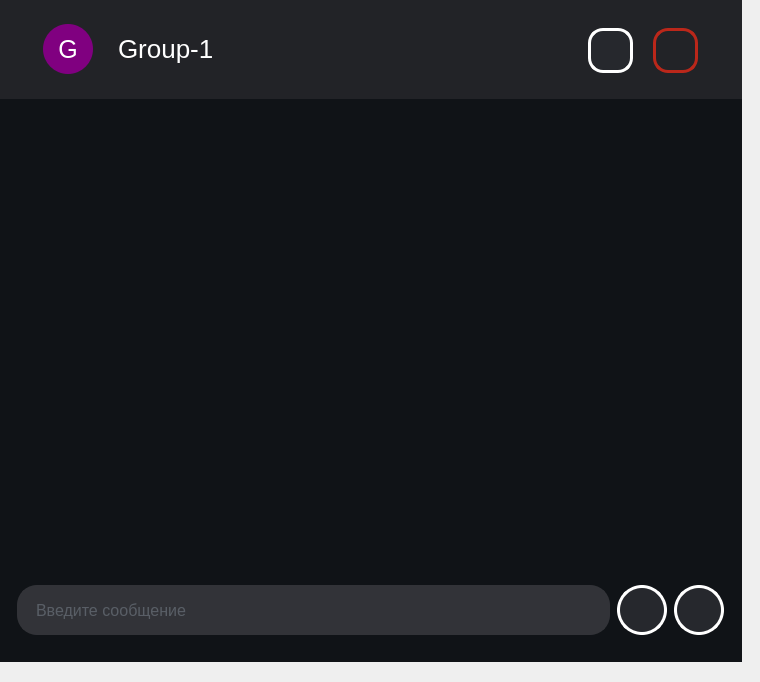
The window that Zcord/GUI/Chat/Chat.ui (DmitryGorny/Zcord) describes before a commit, drawn with Qt 5.
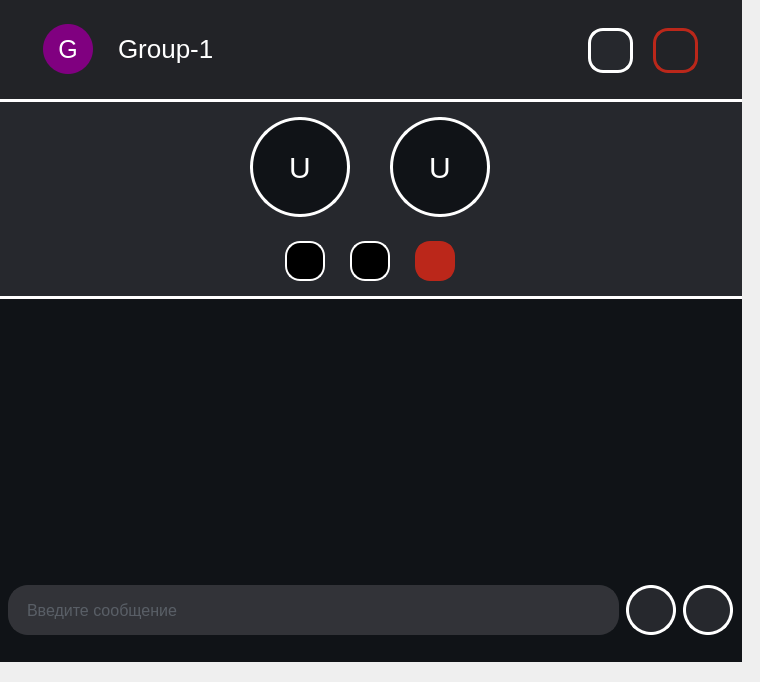
The same window after the commit. Icons and pictures are not drawn.

Diff of the .ui file:
```diff
--- a/Zcord/GUI/Chat/Chat.ui
+++ b/Zcord/GUI/Chat/Chat.ui
@@ -22,7 +22,7 @@
      <height>681</height>
     </rect>
    </property>
-   <layout class="QHBoxLayout" name="MAIN_ChatLayout" stretch="0,0">
+   <layout class="QHBoxLayout" name="MAIN_ChatLayout" stretch="0">
     <property name="spacing">
      <number>0</number>
     </property>
@@ -43,9 +43,9 @@
       <property name="styleSheet">
        <string notr="true">background-color:rgba(16,19,23,255);</string>
       </property>
-      <layout class="QVBoxLayout" name="verticalLayout_2" stretch="0,8,1">
+      <layout class="QVBoxLayout" name="verticalLayout_2" stretch="0,0">
        <property name="spacing">
-        <number>20</number>
+        <number>0</number>
        </property>
        <property name="leftMargin">
         <number>0</number>
@@ -245,18 +245,307 @@
         </widget>
        </item>
        <item>
-        <widget class="QFrame" name="MessahesInChat">
-         <layout class="QVBoxLayout" name="verticalLayout_5">
+        <widget class="QFrame" name="ChatLayout">
+         <property name="sizePolicy">
+          <sizepolicy hsizetype="Preferred" vsizetype="Preferred">
+           <horstretch>0</horstretch>
+           <verstretch>0</verstretch>
+          </sizepolicy>
+         </property>
+         <property name="minimumSize">
+          <size>
+           <width>0</width>
+           <height>0</height>
+          </size>
+         </property>
+         <layout class="QVBoxLayout" name="verticalLayout_7">
+          <property name="spacing">
+           <number>0</number>
+          </property>
           <property name="leftMargin">
-           <number>45</number>
+           <number>0</number>
+          </property>
+          <property name="topMargin">
+           <number>0</number>
           </property>
           <property name="rightMargin">
-           <number>45</number>
+           <number>0</number>
           </property>
           <item>
-           <widget class="QListWidget" name="ChatScroll">
+           <widget class="QFrame" name="Call">
+            <property name="sizePolicy">
+             <sizepolicy hsizetype="Preferred" vsizetype="Fixed">
+              <horstretch>0</horstretch>
+              <verstretch>0</verstretch>
+             </sizepolicy>
+            </property>
+            <property name="minimumSize">
+             <size>
+              <width>0</width>
+              <height>200</height>
+             </size>
+            </property>
             <property name="styleSheet">
-             <string notr="true">QListWidget {
+             <string notr="true">QFrame{
+background-color:rgba(38,40,45,255);
+border-top:3px solid white;
+border-bottom:3px solid white;
+}
+
+QPushButton {
+	border:3px solid white;
+	border-radius:50%;
+	color:white;
+	font-size:30px;
+}</string>
+            </property>
+            <layout class="QVBoxLayout" name="verticalLayout">
+             <property name="spacing">
+              <number>0</number>
+             </property>
+             <property name="leftMargin">
+              <number>0</number>
+             </property>
+             <property name="topMargin">
+              <number>0</number>
+             </property>
+             <property name="rightMargin">
+              <number>0</number>
+             </property>
+             <property name="bottomMargin">
+              <number>0</number>
+             </property>
+             <item alignment="Qt::AlignHCenter">
+              <widget class="QFrame" name="wrapperForUsers">
+               <property name="sizePolicy">
+                <sizepolicy hsizetype="Fixed" vsizetype="Fixed">
+                 <horstretch>0</horstretch>
+                 <verstretch>0</verstretch>
+                </sizepolicy>
+               </property>
+               <property name="styleSheet">
+                <string notr="true">QFrame {
+border:none;
+}</string>
+               </property>
+               <layout class="QHBoxLayout" name="horizontalLayout_4">
+                <property name="spacing">
+                 <number>40</number>
+                </property>
+                <item>
+                 <widget class="QPushButton" name="User2_icon">
+                  <property name="sizePolicy">
+                   <sizepolicy hsizetype="Fixed" vsizetype="Fixed">
+                    <horstretch>0</horstretch>
+                    <verstretch>0</verstretch>
+                   </sizepolicy>
+                  </property>
+                  <property name="minimumSize">
+                   <size>
+                    <width>100</width>
+                    <height>100</height>
+                   </size>
+                  </property>
+                  <property name="maximumSize">
+                   <size>
+                    <width>16777215</width>
+                    <height>16777215</height>
+                   </size>
+                  </property>
+                  <property name="text">
+                   <string>U</string>
+                  </property>
+                 </widget>
+                </item>
+                <item alignment="Qt::AlignHCenter">
+                 <widget class="QPushButton" name="User1_icon">
+                  <property name="sizePolicy">
+                   <sizepolicy hsizetype="Fixed" vsizetype="Fixed">
+                    <horstretch>0</horstretch>
+                    <verstretch>0</verstretch>
+                   </sizepolicy>
+                  </property>
+                  <property name="minimumSize">
+                   <size>
+                    <width>100</width>
+                    <height>100</height>
+                   </size>
+                  </property>
+                  <property name="styleSheet">
+                   <string notr="true">color:white;</string>
+                  </property>
+                  <property name="text">
+                   <string>U</string>
+                  </property>
+                 </widget>
+                </item>
+               </layout>
+              </widget>
+             </item>
+             <item alignment="Qt::AlignHCenter">
+              <widget class="QFrame" name="horizontalFrame">
+               <property name="sizePolicy">
+                <sizepolicy hsizetype="Fixed" vsizetype="Fixed">
+                 <horstretch>0</horstretch>
+                 <verstretch>0</verstretch>
+                </sizepolicy>
+               </property>
+               <property name="styleSheet">
+                <string notr="true">QFrame {
+border:none;
+}
+
+QPushButton {
+	border:3px solid orange;
+	border-radius:15%;
+	color:white;
+	font-size:30px;
+}</string>
+               </property>
+               <layout class="QHBoxLayout" name="wrapperForButtons">
+                <property name="spacing">
+                 <number>25</number>
+                </property>
+                <item>
+                 <widget class="QPushButton" name="muteHeadphones">
+                  <property name="sizePolicy">
+                   <sizepolicy hsizetype="Fixed" vsizetype="Fixed">
+                    <horstretch>0</horstretch>
+                    <verstretch>0</verstretch>
+                   </sizepolicy>
+                  </property>
+                  <property name="minimumSize">
+                   <size>
+                    <width>40</width>
+                    <height>40</height>
+                   </size>
+                  </property>
+                  <property name="maximumSize">
+                   <size>
+                    <width>40</width>
+                    <height>40</height>
+                   </size>
+                  </property>
+                  <property name="styleSheet">
+                   <string notr="true">
+border:2px solid white;
+background-color:black;</string>
+                  </property>
+                  <property name="text">
+                   <string/>
+                  </property>
+                  <property name="icon">
+                   <iconset resource="../res-rec.qrc">
+                    <normaloff>:/icons/icon/mic_off_28dp_FFFFFF_FILL0_wght400_GRAD0_opsz24.svg</normaloff>:/icons/icon/mic_off_28dp_FFFFFF_FILL0_wght400_GRAD0_opsz24.svg</iconset>
+                  </property>
+                  <property name="iconSize">
+                   <size>
+                    <width>28</width>
+                    <height>28</height>
+                   </size>
+                  </property>
+                 </widget>
+                </item>
+                <item>
+                 <widget class="QPushButton" name="muteMic">
+                  <property name="sizePolicy">
+                   <sizepolicy hsizetype="Fixed" vsizetype="Fixed">
+                    <horstretch>0</horstretch>
+                    <verstretch>0</verstretch>
+                   </sizepolicy>
+                  </property>
+                  <property name="minimumSize">
+                   <size>
+                    <width>40</width>
+                    <height>40</height>
+                   </size>
+                  </property>
+                  <property name="maximumSize">
+                   <size>
+                    <width>40</width>
+                    <height>40</height>
+                   </size>
+                  </property>
+                  <property name="styleSheet">
+                   <string notr="true">border:2px solid white;
+background-color:black;</string>
+                  </property>
+                  <property name="text">
+                   <string/>
+                  </property>
+                  <property name="icon">
+                   <iconset resource="../res-rec.qrc">
+                    <normaloff>:/icons/icon/headset_off_28dp_FFFFFF_FILL0_wght400_GRAD0_opsz24.svg</normaloff>:/icons/icon/headset_off_28dp_FFFFFF_FILL0_wght400_GRAD0_opsz24.svg</iconset>
+                  </property>
+                  <property name="iconSize">
+                   <size>
+                    <width>28</width>
+                    <height>28</height>
+                   </size>
+                  </property>
+                  <property name="flat">
+                   <bool>false</bool>
+                  </property>
+                 </widget>
+                </item>
+                <item alignment="Qt::AlignVCenter">
+                 <widget class="QPushButton" name="leaveCall">
+                  <property name="sizePolicy">
+                   <sizepolicy hsizetype="Fixed" vsizetype="Fixed">
+                    <horstretch>0</horstretch>
+                    <verstretch>0</verstretch>
+                   </sizepolicy>
+                  </property>
+                  <property name="minimumSize">
+                   <size>
+                    <width>40</width>
+                    <height>40</height>
+                   </size>
+                  </property>
+                  <property name="maximumSize">
+                   <size>
+                    <width>40</width>
+                    <height>40</height>
+                   </size>
+                  </property>
+                  <property name="styleSheet">
+                   <string notr="true">border-color:#BB271A;
+background-color:#BB271A;</string>
+                  </property>
+                  <property name="text">
+                   <string/>
+                  </property>
+                  <property name="icon">
+                   <iconset resource="../res-rec.qrc">
+                    <normaloff>:/icons/icon/call_end_28dp_FFFFFF_FILL0_wght400_GRAD0_opsz24.svg</normaloff>:/icons/icon/call_end_28dp_FFFFFF_FILL0_wght400_GRAD0_opsz24.svg</iconset>
+                  </property>
+                  <property name="iconSize">
+                   <size>
+                    <width>28</width>
+                    <height>28</height>
+                   </size>
+                  </property>
+                 </widget>
+                </item>
+               </layout>
+              </widget>
+             </item>
+            </layout>
+           </widget>
+          </item>
+          <item>
+           <widget class="QFrame" name="MessahesInChat">
+            <layout class="QVBoxLayout" name="verticalLayout_5">
+             <property name="leftMargin">
+              <number>45</number>
+             </property>
+             <property name="rightMargin">
+              <number>45</number>
+             </property>
+             <item>
+              <widget class="QListWidget" name="ChatScroll">
+               <property name="styleSheet">
+                <string notr="true">QListWidget {
 border:none;
 }
 
@@ -296,30 +585,15 @@
                 min-height:10px;
                  border-radius: 5px;
  }</string>
-            </property>
-            <property name="verticalScrollBarPolicy">
-             <enum>Qt::ScrollBarAsNeeded</enum>
-            </property>
+               </property>
+               <property name="verticalScrollBarPolicy">
+                <enum>Qt::ScrollBarAsNeeded</enum>
+               </property>
+              </widget>
+             </item>
+            </layout>
            </widget>
           </item>
-         </layout>
-        </widget>
-       </item>
-       <item>
-        <widget class="QFrame" name="ChatLayout">
-         <property name="sizePolicy">
-          <sizepolicy hsizetype="Preferred" vsizetype="Preferred">
-           <horstretch>0</horstretch>
-           <verstretch>0</verstretch>
-          </sizepolicy>
-         </property>
-         <property name="minimumSize">
-          <size>
-           <width>0</width>
-           <height>0</height>
-          </size>
-         </property>
-         <layout class="QVBoxLayout" name="verticalLayout_7">
           <item>
            <widget class="QFrame" name="ChatInputLayout">
             <property name="sizePolicy">
@@ -472,9 +746,6 @@
       </layout>
      </widget>
     </item>
-    <item>
-     <layout class="QVBoxLayout" name="verticalLayout"/>
-    </item>
    </layout>
   </widget>
  </widget>
```
